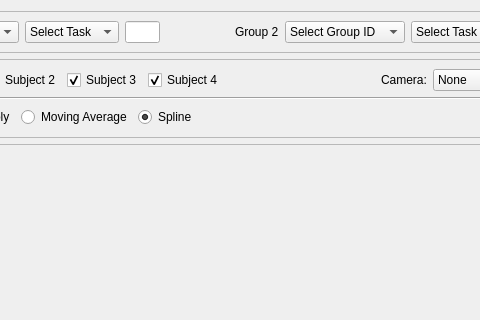
Qt form nonverbal_communication_analysis/m6_Visualization/UI/feature_comparator.ui (fraza0/nonverbal_communication_analysis) before a commit; both pictures show x 172 to 652 and y 0 to 320 of the 1125 by 720 pixel window.
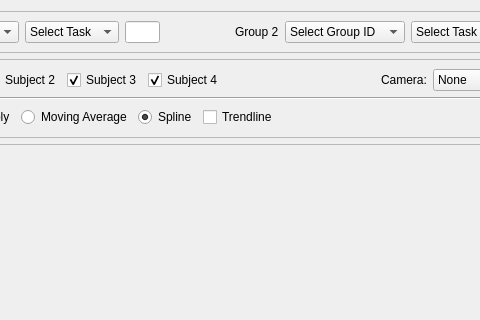
The same form after that commit.

Commit message: added trend line

The edit to the form file:
```diff
--- a/nonverbal_communication_analysis/m6_Visualization/UI/feature_comparator.ui
+++ b/nonverbal_communication_analysis/m6_Visualization/UI/feature_comparator.ui
@@ -493,6 +493,13 @@
           </property>
          </widget>
         </item>
+        <item>
+         <widget class="QCheckBox" name="chb_trend">
+          <property name="text">
+           <string>Trendline</string>
+          </property>
+         </widget>
+        </item>
         <item>
          <spacer name="horizontalSpacer_4">
           <property name="orientation">
```
The commit also changes 2 other files.
